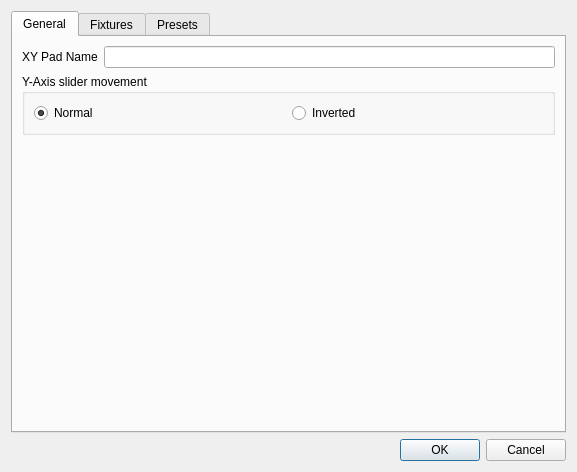
Before: the Qt Designer form ui/src/virtualconsole/vcxypadproperties.ui in mcallegari/qlcplus, drawn with Qt 5.
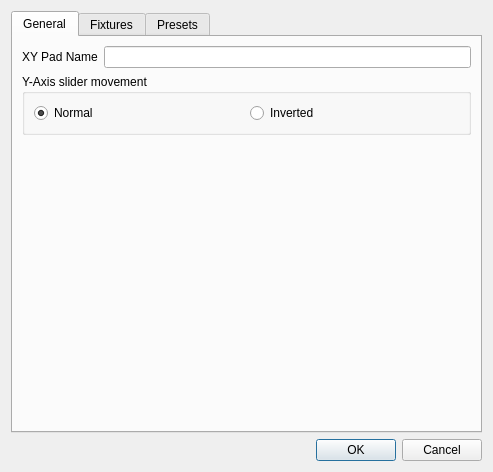
After: the same form once the commit is applied. Icons and pictures are not drawn.

Commit message: UI: improved the InputSelectionWidget layout

```diff
--- a/ui/src/virtualconsole/vcxypadproperties.ui
+++ b/ui/src/virtualconsole/vcxypadproperties.ui
@@ -6,7 +6,7 @@
    <rect>
     <x>0</x>
     <y>0</y>
-    <width>577</width>
+    <width>493</width>
     <height>472</height>
    </rect>
   </property>
```
The commit also changes 1 other file.
